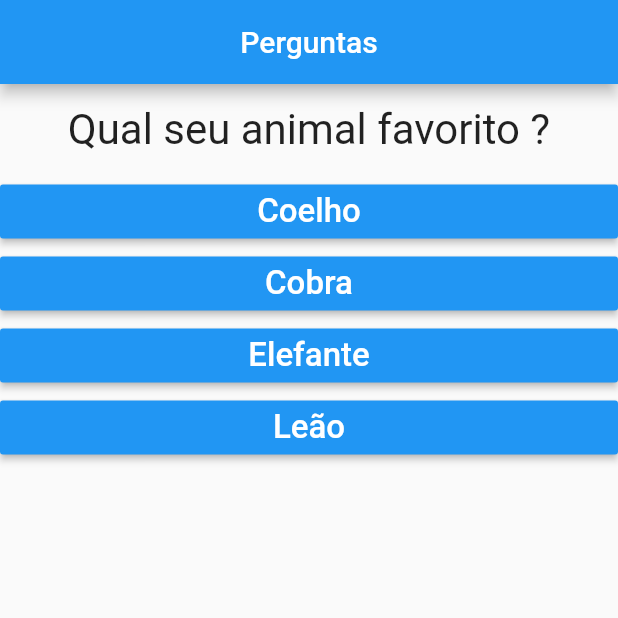
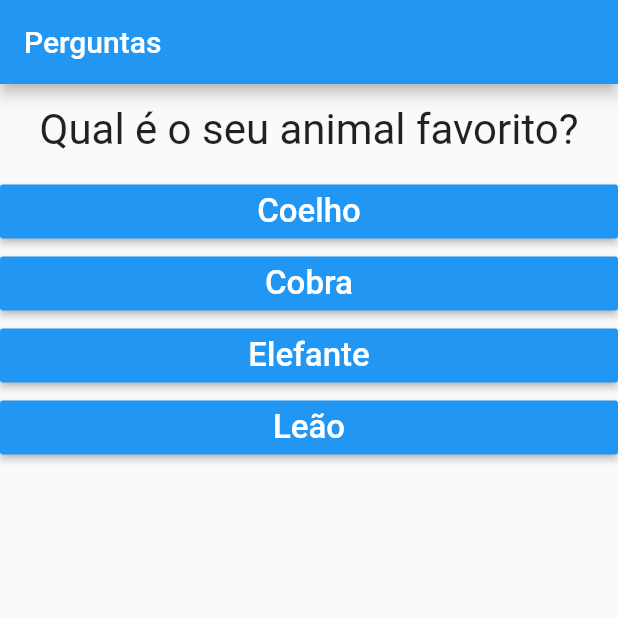
Before and after one commit to andows159/learningflutter, a Flutter app: the screen it shows after launch, after a tap on "Preto", on a phone screen of 412 x 824 dp, the top half of it. Run offline on Flutter 3.47's test engine with Material 2 defaults, Android fonts, the phone set to English and light mode, and no system bars.

Commit message:
Aula 36 modulo 02

```diff
--- a/questions_and_answers/lib/main.dart
+++ b/questions_and_answers/lib/main.dart
@@ -1,66 +1,65 @@
 import 'package:flutter/material.dart';
-import 'questao.dart';
-import 'resposta.dart';
+import './questao.dart';
+import './resposta.dart';
 
 main() => runApp(PerguntaApp());
 
-//esse "_" antes do nome quer dizer que ele é privado para outros arquivos
 class _PerguntaAppState extends State<PerguntaApp> {
   var _perguntaSelecionada = 0;
-  var appBar = 'Normal';
-  //esse metodo, toda vez que for mudada, a build
-  //vai refazer toda a interface grafica (na verdade não toda, mas vai buscar em toda, e mudar oque for necessario)
-  //o flutter é cirurgico nessa parte
+  final _perguntas = const [
+    {
+      'texto': 'Qual é a sua cor favorita?',
+      'respostas': ['Preto', 'Vermelho', 'Verde', 'Branco'],
+    },
+    {
+      'texto': 'Qual é o seu animal favorito?',
+      'respostas': ['Coelho', 'Cobra', 'Elefante', 'Leão'],
+    },
+    {
+      'texto': 'Qual é o seu instrutor favorito?',
+      'respostas': ['Maria', 'João', 'Leo', 'Pedro'],
+    }
+  ];
+
   void _responder() {
+    if (temPerguntaSelecionada) {
       setState(() {
-      _perguntaSelecionada = _perguntaSelecionada + 1;
+        _perguntaSelecionada++;
       });
+    }
+  }
+
+  bool get temPerguntaSelecionada {
+    return _perguntaSelecionada < _perguntas.length;
   }
 
   @override
   Widget build(BuildContext context) {
-    final List<Map<String, Object>> perguntas = [
-      {
-        'texto': 'Qual é a sua cor favorita ?',
-        'respostas': ['Preto', 'Vermelho', 'Verde', 'Branco']
-      },
-      {
-        'texto': 'Qual seu animal favorito ?',
-        'respostas': ['Coelho', 'Cobra', 'Elefante', 'Leão']
-      },
-      {
-        'texto': 'Qual é o seu instruturo favorito ?',
-        'respostas': ['Maria', 'João', 'Leo', 'Pedro'],
-      }
-    ];
-    List<String> respostas = perguntas[_perguntaSelecionada]['respostas'];
-    List<Widget> widgets = [];
-    for (var TextoResp in respostas) {
-      widgets.add(Resposta(TextoResp, _responder));
-    }
+    List<String> respostas = temPerguntaSelecionada
+        ? _perguntas[_perguntaSelecionada]['respostas']
+        : null;
+
     return MaterialApp(
       debugShowCheckedModeBanner: false,
       home: Scaffold(
         appBar: AppBar(
-              title: Container(
-                width: double.infinity,
+          title: Text('Perguntas'),
+        ),
+        body: temPerguntaSelecionada
+            ? Column(
+                children: <Widget>[
+                  Questao(_perguntas[_perguntaSelecionada]['texto']),
+                  ...respostas.map((t) => Resposta(t, _responder)).toList(),
+                ],
+              )
+            : Center(
                 child: Text(
-                  'Perguntas',
-                  textAlign: TextAlign.center,
+                  'Parabéns!',
+                  style: TextStyle(fontSize: 28),
                 ),
               ),
-              backgroundColor: Colors.blue,
       ),
-            body: Column(children: <Widget>[
-              Questao(perguntas[_perguntaSelecionada]['texto']),
-              ...widgets,
-              /*widgets[0],
-              widgets[1],
-              widgets[2],
-              widgets[3]
-
-              observe os três pontos ali em cima que substituem esse método*/
-            ])));
+    );
   }
 }
 
```
Lines whose indentation alone changed are shown as unchanged.
